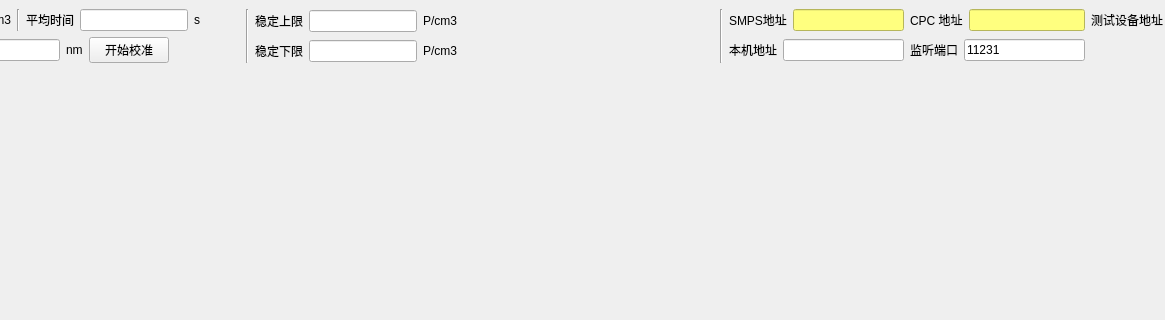
Qt form mainwindow.ui (walkblank/measureTool) before a commit; both pictures show x 171 to 1336 and y 0 to 320 of the 1446 by 798 pixel window.
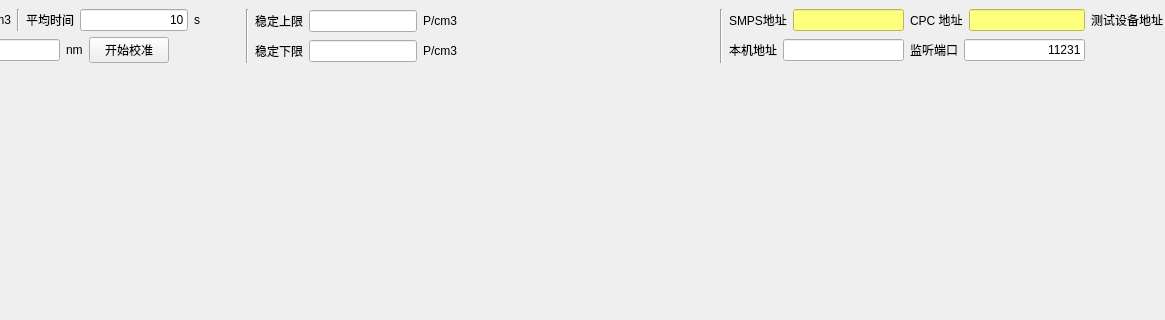
The same form after that commit.

Patch:
```diff
--- a/mainwindow.ui
+++ b/mainwindow.ui
@@ -53,7 +53,14 @@
            </widget>
           </item>
           <item>
-           <widget class="QLineEdit" name="averTime"/>
+           <widget class="QLineEdit" name="averTime">
+            <property name="text">
+             <string>10</string>
+            </property>
+            <property name="alignment">
+             <set>Qt::AlignRight|Qt::AlignTrailing|Qt::AlignVCenter</set>
+            </property>
+           </widget>
           </item>
           <item>
            <widget class="QLabel" name="label_10">
@@ -348,6 +355,9 @@
               <property name="text">
                <string>11231</string>
               </property>
+              <property name="alignment">
+               <set>Qt::AlignRight|Qt::AlignTrailing|Qt::AlignVCenter</set>
+              </property>
              </widget>
             </item>
            </layout>
```
Left out of the diff: 48 changed lines with no effect on the pictures.
